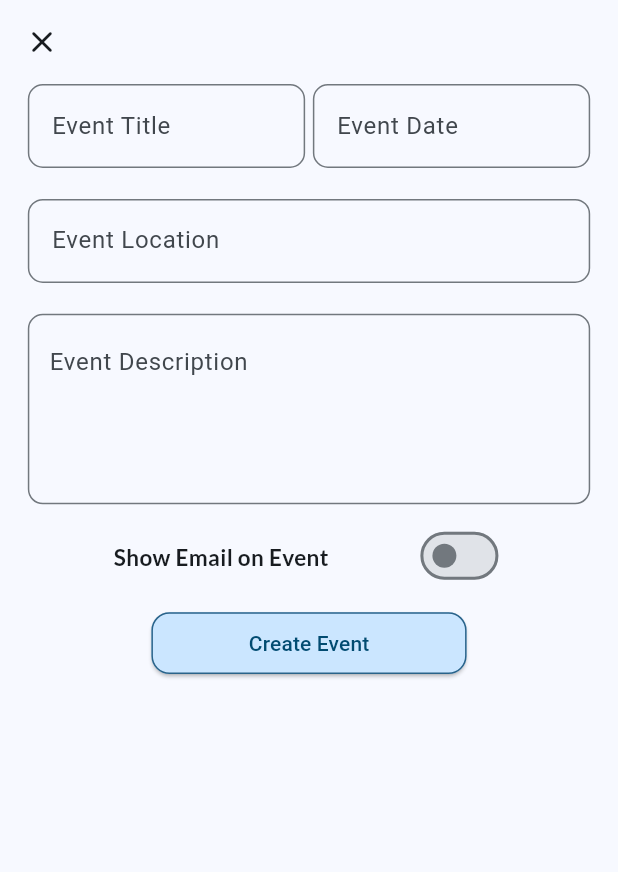
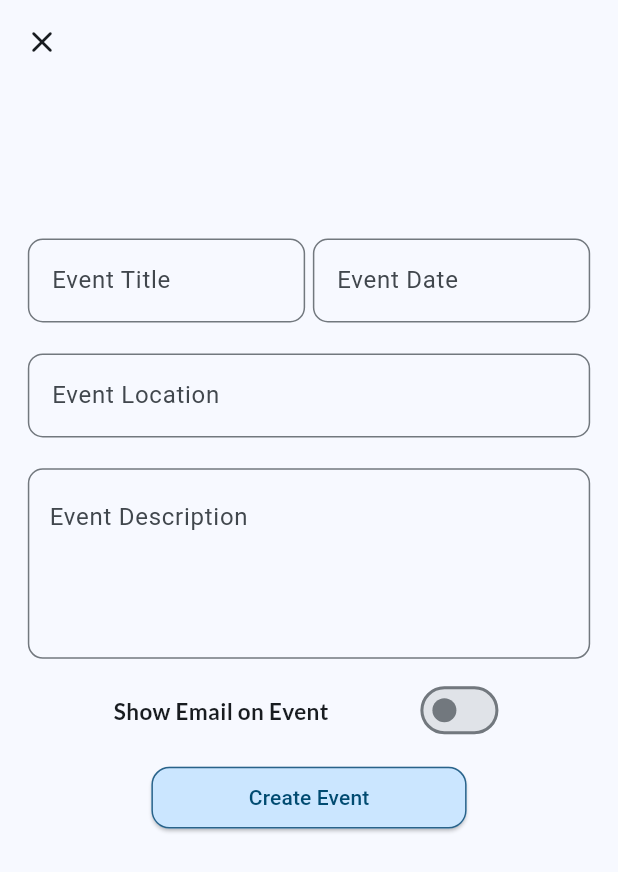
Before and after one commit to AlastiSolutions/invitor_app, a Flutter app: the AddEventScreen screen opened by its route, on a phone screen of 412 x 824 dp. Shown: the top 872 px of the screen. Run offline on Flutter 3.47's test engine with Material 2 defaults, Android fonts, the phone set to English and light mode, and no system bars; our stand-ins replace another_flutter_splash_screen, flutter_riverpod, fluttertoast, go_router, google_fonts, supabase_flutter and 1 more; accounts and stored records are empty.

Commit message:
Update add_event_screen.dart
update layout

```diff
--- a/lib/screens/add_event_screen.dart
+++ b/lib/screens/add_event_screen.dart
@@ -136,8 +136,11 @@ class _AddCalendarScreenState extends State<AddEventScreen> {
         ),
       ),
       body: Container(
-        margin: EdgeInsets.symmetric(
-            horizontal: MediaQuery.of(context).size.width * .045),
+        margin: EdgeInsets.only(
+          left: MediaQuery.of(context).size.width * .045,
+          right: MediaQuery.of(context).size.width * .045,
+          top: MediaQuery.of(context).size.height * .125,
+        ),
         child: ListView(
           children: [
             Row(
```
